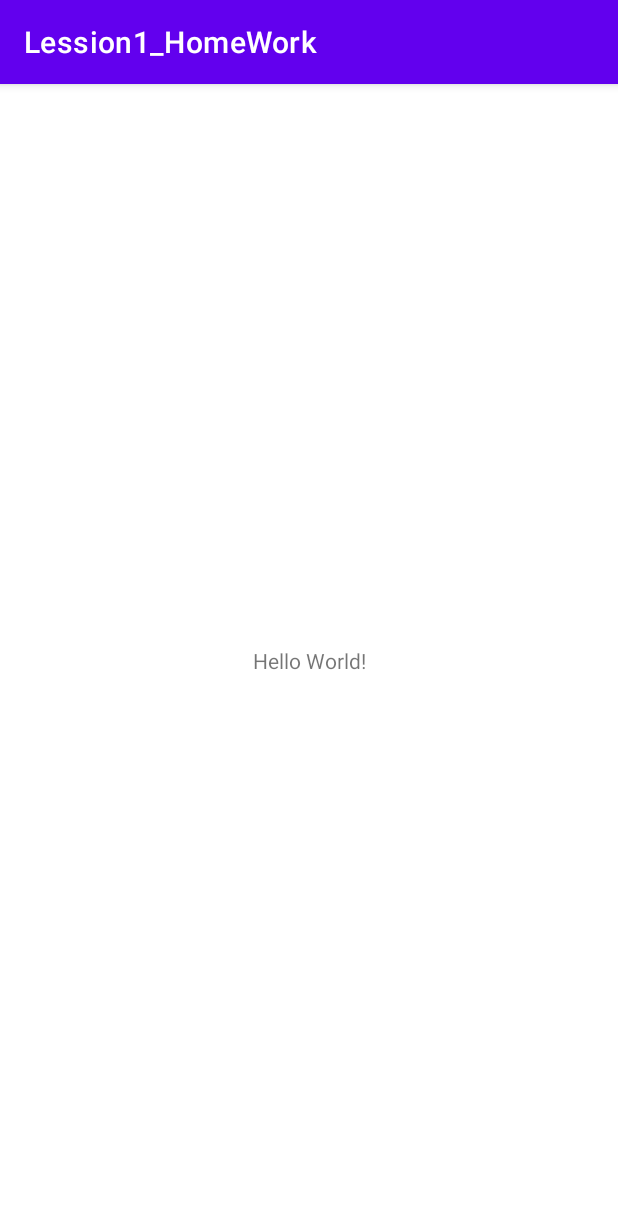
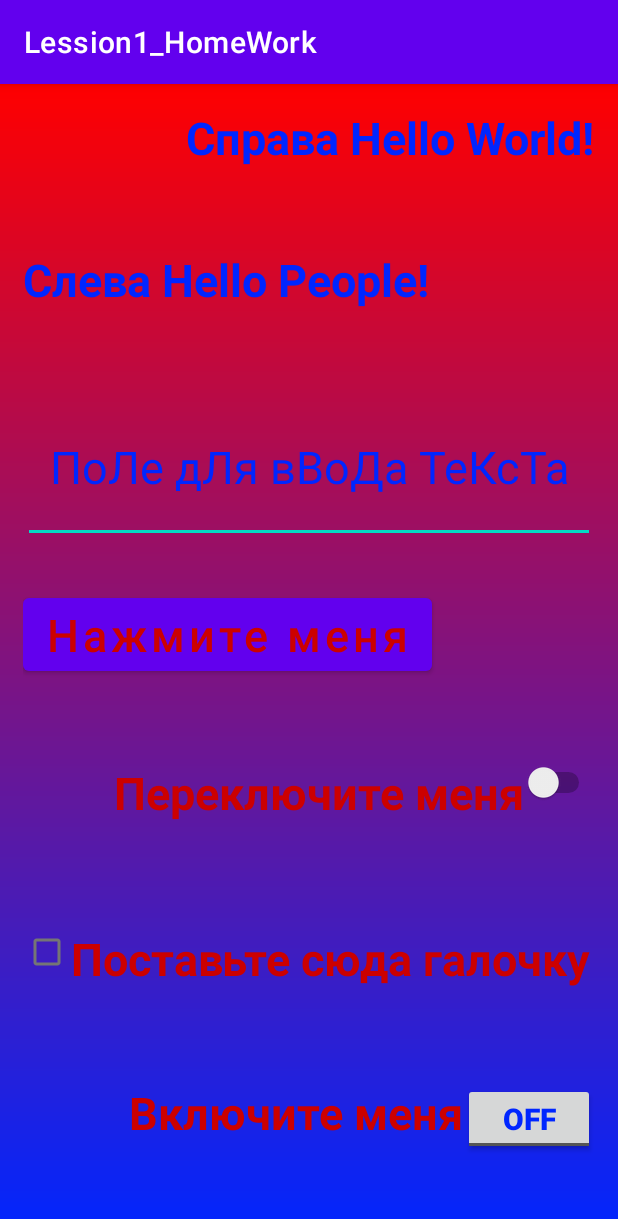
Before and after one commit to AVKhakhalin/AndroidLession_1_HomeWork, an Android app: the screen it shows after launch (MainActivity), on a phone screen of 412 x 824 dp. Shown: the top 1219 px of the screen. Run offline under Robolectric (Android 15) with nearby library versions, the phone set to English and light mode, and no system bars.

Commit message:
Task 1 well done. Created project with users elements.

```diff
--- /dev/null
+++ b/app/src/main/res/drawable/background.xml
@@ -0,0 +1,10 @@
+<?xml version="1.0" encoding="utf-8"?>
+<shape xmlns:android="http://schemas.android.com/apk/res/android"
+    android:shape="rectangle" >
+
+    <gradient
+        android:angle="90"
+        android:endColor="#FF0000"
+        android:startColor="#0026FF" />
+
+</shape>
--- /dev/null
+++ b/app/src/main/res/drawable/background_text.xml
@@ -0,0 +1,10 @@
+<?xml version="1.0" encoding="utf-8"?>
+<shape xmlns:android="http://schemas.android.com/apk/res/android"
+    android:shape="rectangle" >
+
+    <gradient
+        android:angle="90"
+        android:endColor="#0026FF"
+        android:startColor="#FF0000" />
+
+</shape>
--- a/app/src/main/res/layout/activity_main.xml
+++ b/app/src/main/res/layout/activity_main.xml
@@ -1,18 +1,139 @@
 <?xml version="1.0" encoding="utf-8"?>
-<androidx.constraintlayout.widget.ConstraintLayout xmlns:android="http://schemas.android.com/apk/res/android"
+<LinearLayout xmlns:android="http://schemas.android.com/apk/res/android"
     xmlns:app="http://schemas.android.com/apk/res-auto"
     xmlns:tools="http://schemas.android.com/tools"
     android:layout_width="match_parent"
     android:layout_height="match_parent"
-    tools:context=".MainActivity">
+    android:orientation="vertical"
+    tools:context=".MainActivity"
+    android:layout_weight="1.0"
+    android:background="@drawable/background"
+    android:padding="@dimen/marginTopValue"
+    android:gravity="center" >
 
-    <TextView
-        android:layout_width="wrap_content"
+    <LinearLayout
+        android:layout_width="match_parent"
         android:layout_height="wrap_content"
-        android:text="Hello World!"
-        app:layout_constraintBottom_toBottomOf="parent"
-        app:layout_constraintLeft_toLeftOf="parent"
-        app:layout_constraintRight_toRightOf="parent"
-        app:layout_constraintTop_toTopOf="parent" />
+        android:gravity="right"
+        android:orientation="horizontal"
+        android:layout_weight="0.143" >
 
-</androidx.constraintlayout.widget.ConstraintLayout>
+        <TextView
+            android:layout_width="wrap_content"
+            android:layout_height="wrap_content"
+            android:text="@string/upperTextViewText"
+            android:textColor="@color/blueColor"
+            android:textSize="@dimen/sizeUpperTextViewText"
+            android:textStyle="bold" />
+    </LinearLayout>
+
+    <LinearLayout
+        android:layout_width="match_parent"
+        android:layout_height="wrap_content"
+        android:gravity="left"
+        android:orientation="horizontal"
+        android:layout_weight="0.143"
+        android:layout_marginTop="@dimen/marginTopValue" >
+
+        <TextView
+            android:layout_width="wrap_content"
+            android:layout_height="wrap_content"
+            android:text="@string/lowerTextViewText"
+            android:textStyle="bold"
+            android:textSize="@dimen/sizeLowerTextViewText"
+            android:textColor="@color/blueColor" />
+    </LinearLayout>
+
+    <EditText
+        android:layout_width="match_parent"
+        android:layout_height="wrap_content"
+        android:layout_marginTop="15dp"
+        android:text="@string/EditTextText"
+        android:textSize="30sp"
+        android:textColor="@color/blueColor"
+        android:textStyle="normal"
+        android:layout_weight="0.143"
+        android:gravity="center"/>
+
+    <LinearLayout
+        android:layout_width="match_parent"
+        android:layout_height="wrap_content"
+        android:gravity="left"
+        android:orientation="horizontal"
+        android:layout_weight="0.143"
+        android:layout_marginTop="@dimen/marginTopValue" >
+
+        <Button
+            android:layout_width="wrap_content"
+            android:layout_height="wrap_content"
+            android:layout_marginTop="@dimen/marginTopValue"
+            android:text="@string/buttonText"
+            android:textColor="@color/redColor"
+            android:textSize="@dimen/buttonTextSize"
+            android:textAllCaps="false" />
+    </LinearLayout>
+
+    <LinearLayout
+        android:layout_width="match_parent"
+        android:layout_height="wrap_content"
+        android:gravity="right"
+        android:orientation="horizontal"
+        android:layout_weight="0.143"
+        android:layout_marginTop="@dimen/marginTopValue" >
+
+        <Switch
+            android:layout_width="wrap_content"
+            android:layout_height="wrap_content"
+            android:text="@string/switchText"
+            android:gravity="right"
+            android:textSize="@dimen/sizeLowerTextViewText"
+            android:textStyle="bold"
+            android:textColor="@color/redColor"
+            />
+    </LinearLayout>
+
+    <LinearLayout
+        android:layout_width="match_parent"
+        android:layout_height="wrap_content"
+        android:gravity="left"
+        android:orientation="horizontal"
+        android:layout_weight="0.143"
+        android:layout_marginTop="@dimen/marginTopValue" >
+
+        <CheckBox
+            android:layout_width="wrap_content"
+            android:layout_height="wrap_content"
+            android:layout_weight="0.143"
+            android:layout_marginTop="@dimen/marginTopValue"
+            android:text="@string/checkBoxText"
+            android:gravity="left"
+            android:textStyle="bold"
+            android:textSize="@dimen/sizeLowerTextViewText"
+            android:textColor="@color/redColor" />
+    </LinearLayout>
+
+    <LinearLayout
+        android:layout_width="match_parent"
+        android:layout_height="wrap_content"
+        android:gravity="right"
+        android:orientation="horizontal"
+        android:layout_weight="0.142"
+        android:layout_marginTop="@dimen/marginTopValue" >
+
+        <TextView
+            android:layout_width="wrap_content"
+            android:layout_height="wrap_content"
+            android:text="@string/toggleButtonText"
+            android:textStyle="bold"
+            android:textSize="@dimen/sizeLowerTextViewText"
+            android:textColor="@color/redColor" />
+
+        <ToggleButton
+            android:layout_width="wrap_content"
+            android:layout_height="wrap_content"
+            android:textSize="20sp"
+            android:textColor="@color/blueColor"
+            android:textStyle="bold"/>
+    </LinearLayout>
+
+</LinearLayout>
--- a/app/src/main/res/values/colors.xml
+++ b/app/src/main/res/values/colors.xml
@@ -7,4 +7,6 @@
     <color name="teal_700">#FF018786</color>
     <color name="black">#FF000000</color>
     <color name="white">#FFFFFFFF</color>
+    <color name="blueColor">#0026FF</color>
+    <color name="redColor">@android:color/holo_red_dark</color>
 </resources>
--- /dev/null
+++ b/app/src/main/res/values/dimens.xml
@@ -0,0 +1,7 @@
+<?xml version="1.0" encoding="utf-8"?>
+<resources>
+    <dimen name="sizeUpperTextViewText">30sp</dimen>
+    <dimen name="sizeLowerTextViewText">30sp</dimen>
+    <dimen name="marginTopValue">15dp</dimen>
+    <dimen name="buttonTextSize">30sp</dimen>
+</resources>
--- a/app/src/main/res/values/strings.xml
+++ b/app/src/main/res/values/strings.xml
@@ -1,3 +1,10 @@
 <resources>
     <string name="app_name">Lession1_HomeWork</string>
+    <string name="upperTextViewText">Справа "Hello World!"</string>
+    <string name="lowerTextViewText">Слева "Hello People!" </string>
+    <string name="EditTextText">ПоЛе дЛя вВоДа ТеКсТа</string>
+    <string name="toggleButtonText">Включите меня</string>
+    <string name="checkBoxText">Поставьте сюда галочку</string>
+    <string name="switchText">Переключите меня</string>
+    <string name="buttonText">Нажмите меня</string>
 </resources>
```
